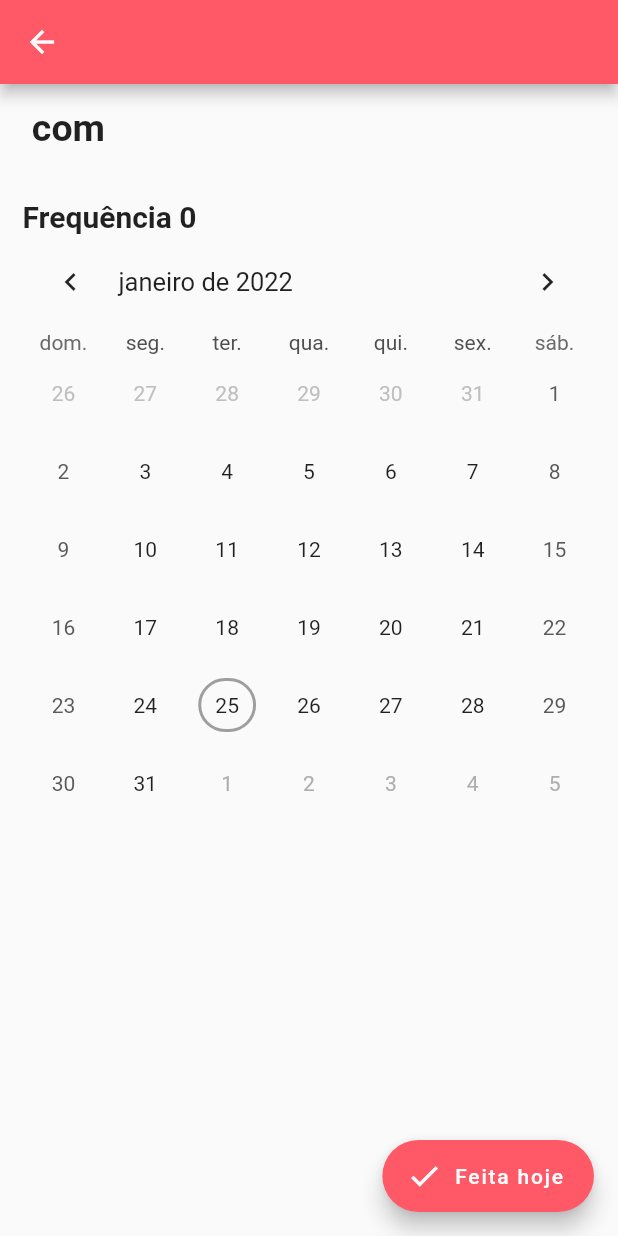
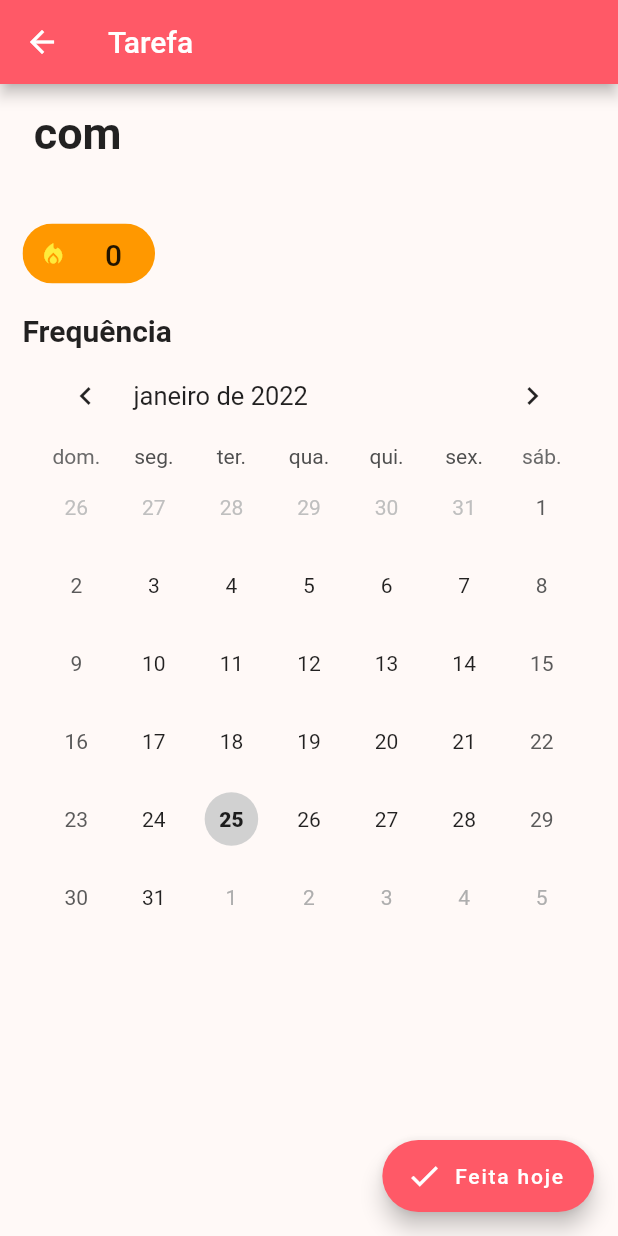
Before and after one commit to VitorEstevam/app-pets, a Flutter app: the PageTask screen opened directly with empty values, on a phone screen of 412 x 824 dp. Run offline on Flutter 3.47's test engine with Material 2 defaults, Android fonts, the phone set to English and light mode, and no system bars; drawn by our look-alikes of table_calendar; our stand-ins replace carousel_slider, dotted_border, flutter_mobx, google_fonts, grouped_list, intro_slider and 2 more; missing offline and left inert: dart:ffi, onboarding; generated files the repository leaves out were written again.

Commit message:
page task

```diff
--- a/lib/consts/utils.dart
+++ b/lib/consts/utils.dart
@@ -1,10 +1,14 @@
 import 'package:flutter/material.dart';
 
-int compareDates(DateTime d1,d2){
+int compareDates(DateTime d1, d2) {
   var _d1 = DateTime(d1.year, d1.month, d1.day);
   var _d2 = DateTime(d2.year, d2.month, d2.day);
 
   return _d1.compareTo(_d2);
+}
+
+bool isToday(DateTime date) {
+  return compareDates(date, DateTime.now()) == 0;
 }
 
 extension ColorBrightness on Color {
--- a/lib/pages/page_home/subpages/page_task/page_task.dart
+++ b/lib/pages/page_home/subpages/page_task/page_task.dart
@@ -14,24 +14,51 @@ class TaskBody extends StatelessWidget {
   @override
   Widget build(BuildContext context) {
     task.updateSubTasks();
-    return Padding(
+    return Container(
+      color: Theme.of(context).backgroundColor,
+      child: Padding(
         padding: const EdgeInsets.all(15.0),
         child: Column(
           crossAxisAlignment: CrossAxisAlignment.start,
           children: [
             Text(task.title + " com ${task.pet.name}",
-              style: const TextStyle(fontSize: 25, fontWeight: FontWeight.bold),
+                style:
+                    const TextStyle(fontSize: 30, fontWeight: FontWeight.bold),
                 maxLines: 2,
                 overflow: TextOverflow.ellipsis),
-          Container(height: 15),
+            Container(height: 20),
             Text(
               task.subTitle,
               style: const TextStyle(fontSize: 15),
             ),
-          Text("Frequência ${task.streak}",
+            Container(height: 5),
+            SizedBox(
+              height: 40,
+              width: double.infinity,
+              child: Align(
+                alignment: Alignment.centerLeft,
+                child: Chip(
+                  backgroundColor: Colors.orange,
+                  avatar: const Icon(
+                    Icons.local_fire_department,
+                    color: Colors.yellow,
+                  ),
+                  label: Padding(
+                    padding: const EdgeInsets.symmetric(horizontal:10.0, vertical: 5),
+                    child: Text("${task.streak.toString()}", style: TextStyle(fontSize: 20),),
+                  ),
+                ),
+              ),
+            ),
+            Container(height: 20),
+            const Text("Frequência",
                 style: TextStyle(fontSize: 20, fontWeight: FontWeight.bold)),
-          TaskCalendar(task)
+            Padding(
+              padding: const EdgeInsets.symmetric(horizontal: 10.0),
+              child: TaskCalendar(task),
+            )
           ],
+        ),
       ),
     );
   }
@@ -50,7 +77,7 @@ class _PageTaskState extends State<PageTask> {
   @override
   Widget build(BuildContext context) {
     return Scaffold(
-      appBar: AppBar(title: Text(widget.task.title)),
+      appBar: AppBar(title: Text("Tarefa")),
       floatingActionButton: FloatingActionButton.extended(
           backgroundColor: Theme.of(context).primaryColor,
           label: const Text("Feita hoje"),
--- a/lib/pages/page_home/subpages/page_task/widgets/task_calendar.dart
+++ b/lib/pages/page_home/subpages/page_task/widgets/task_calendar.dart
@@ -29,10 +29,10 @@ class _TaskCalendarState extends State<TaskCalendar> {
     var status = widget.task.getStatus();
 
     if (tasks[date]![0]) {
-      return Colors.green;
+      return Color(0xff00C853);
     } else {
       if (compareDates(date, DateTime.now()) < 0) {
-        return Colors.red;
+        return Color(0xffC62828);
       } else {
         return Colors.grey;
       }
@@ -57,35 +57,44 @@ class _TaskCalendarState extends State<TaskCalendar> {
         return Padding(
           padding: const EdgeInsets.all(8.0),
           child: Container(
-              decoration: BoxDecoration(
-                borderRadius: BorderRadius.circular(100),
-                border: Border.all(width: 2, color: Colors.grey),
-              ),
-              child: Center(
-                child: Text(date.day.toString()),
-              )),
+            decoration: BoxDecoration(
+              color: Colors.grey.lighten(0.2),
+              shape: BoxShape.circle,
+            ),
+          ),
         );
       },
       markerBuilder: (context, date, _) {
         var task = getTasks(date);
-        if (!task.isEmpty) {
-          return Padding(
-            padding: const EdgeInsets.all(8.0),
-            child: Container(
-              decoration: BoxDecoration(
-                shape: BoxShape.circle,
-                color: getEventColor(date),
+
+        if (compareDates(date, DateTime.now()) > 0) {
+          if (widget.task.checkFutureDate(date)) {
+            return ComingMarker(date);
+          }
+        }
+
+        if (isToday(date)) {
+          if (task.isNotEmpty) {
+            if (task[0]) {
+              return EventMarker(date, getEventColor(date));
+            } else {
+              return ComingMarker(date);
+            }
+          } else {
+            return Center(
+              child: Text(
+                date.day.toString(),
+                style: const TextStyle(fontWeight: FontWeight.w900),
               ),
-              child: Center(
-                child: Text(date.day.toString()),
-              ),
-            ),
-          );
-        } else {
-          if (widget.task.checkFutureDate(date)) {
-            return comingMarker(date);
+            );
           }
-          return Container();
+        }
+
+        if (task.isNotEmpty) {
+          if (compareDates(date, DateTime.now()) > 0) {
+            return ComingMarker(date);
+          }
+          return EventMarker(date, getEventColor(date));
         }
       },
     );
```
Also changed, not shown: lib/classes/tasks/task_weekly.dart (+5 -2 lines), lib/pages/page_home/router_page_home.dart (deleted, +0 -35 lines), lib/pages/page_home/subpages/page_task/widgets/date_markers.dart (+42 -13 lines). Lines whose indentation alone changed are shown as unchanged.
